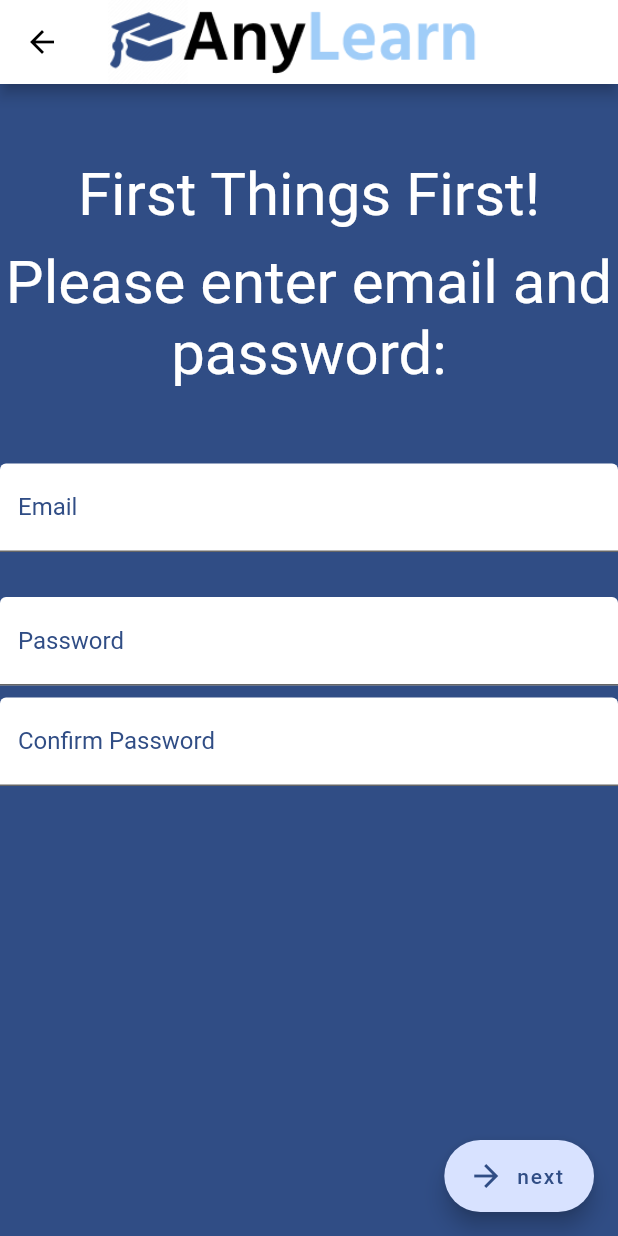
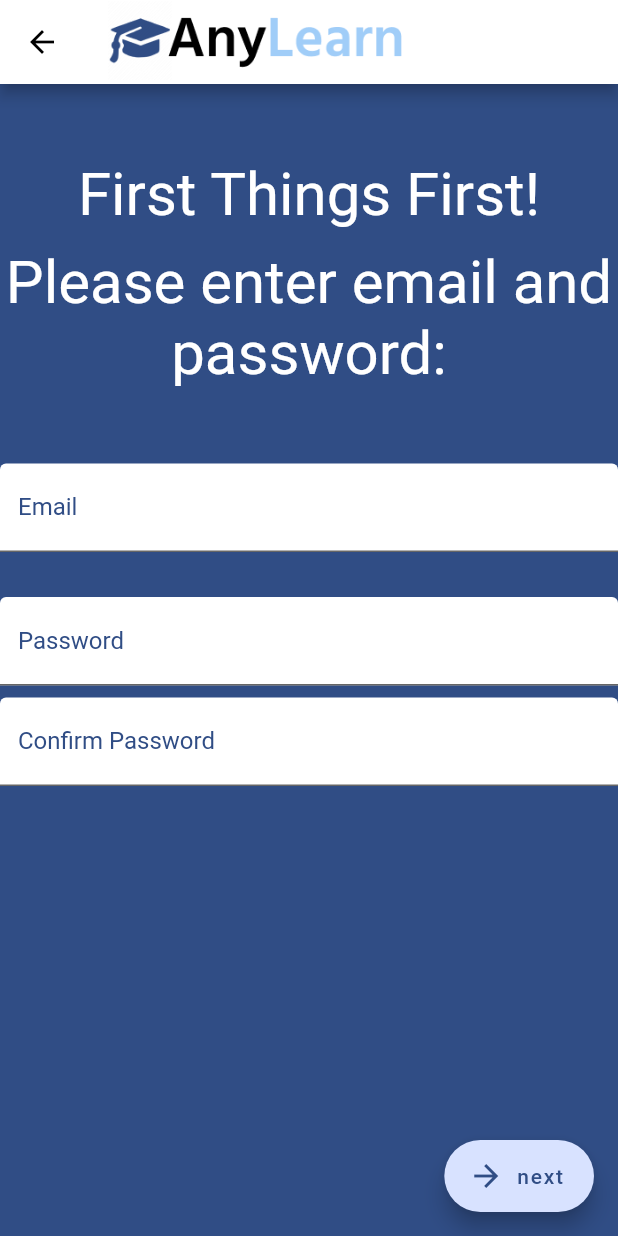
Before and after one commit to Bachuchee/AnyLearn, a Flutter app: the screen it shows after launch, after a tap on "Sign up", on a phone screen of 412 x 824 dp. Run offline on Flutter 3.47's test engine with Material 2 defaults, Android fonts, the phone set to English and light mode, and no system bars; our stand-ins replace go_router, image_picker, pocketbase, shared_preferences; missing offline and left inert: animate_gradient; network calls fail.

Commit message:
Finish creating base app bar

```diff
--- a/anylearn/lib/views/login/login.dart
+++ b/anylearn/lib/views/login/login.dart
@@ -16,8 +16,8 @@ class _LoginPageState extends State<LoginPage> {
       appBar: AppBar(
         title: const Image(
           image: AssetImage('assets/images/Logo.png'),
-          width: 250.0,
-          height: 250.0,
+          width: 200.0,
+          height: 200.0,
         ),
         backgroundColor: Colors.white,
       ),
--- a/anylearn/lib/views/signup/signup.dart
+++ b/anylearn/lib/views/signup/signup.dart
@@ -407,8 +407,8 @@ class _SignupPageState extends State<SignupPage> {
       appBar: AppBar(
         title: const Image(
           image: AssetImage('assets/images/Logo.png'),
-          width: 250.0,
-          height: 250.0,
+          width: 200.0,
+          height: 200.0,
         ),
         leading: IconButton(
           icon: const Icon(
```
Also changed, not shown: anylearn/lib/views/home/home.dart (+7 -2 lines), anylearn/lib/views/shared/main-app-bar.dart (added, +67 -0 lines), 1 other file.
